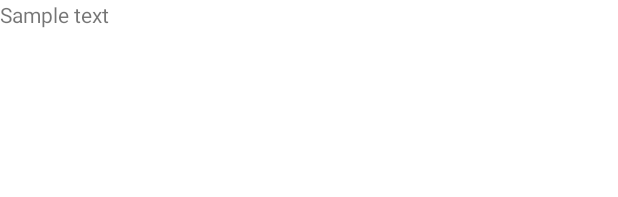
After one commit to secretshardul/postcards-android, an Android app: the layout postcard_item_layout.xml on its own in the app's theme, with its tools: preview values and no code run, on a phone screen of 412 x 824 dp. The commit adds this screen. Shown: the top 197 px of the screen. Run offline under Robolectric (Android 15) with nearby library versions, the phone set to English and light mode, and no system bars.

Commit message:
feat: RecyclerView boilerplate

```diff
--- a/app/src/main/java/com/secretshardul/android/postcards/HomeFragment.kt
+++ b/app/src/main/java/com/secretshardul/android/postcards/HomeFragment.kt
@@ -7,6 +7,7 @@ import android.view.View
 import android.view.ViewGroup
 import androidx.fragment.app.Fragment
 import androidx.fragment.app.viewModels
+import androidx.recyclerview.widget.RecyclerView
 import com.google.firebase.firestore.DocumentReference
 import com.google.firebase.firestore.ListenerRegistration
 import com.google.firebase.firestore.ktx.firestore
@@ -21,6 +22,7 @@ import timber.log.Timber
 
 class HomeFragment : Fragment() {
     private val viewModel: HomeViewModel by viewModels()
+    val adapter = PostcardAdapter()
     private lateinit var userDataListenerRegistration: ListenerRegistration
 
     override fun onCreateView(
@@ -32,6 +34,8 @@ class HomeFragment : Fragment() {
 
     override fun onViewCreated(view: View, savedInstanceState: Bundle?) {
         super.onViewCreated(view, savedInstanceState)
+        val recyclerView: RecyclerView = view.findViewById(R.id.recycler_view)
+        recyclerView.adapter = adapter
 
         activity?.let { activity ->
             val usersCollection = Firebase.firestore.collection("users")
@@ -85,6 +89,7 @@ class HomeFragment : Fragment() {
                 if(userData != null) {
                     Timber.d("Postcards: ${userData.postcards}")
                     // TODO update recycler view
+                    adapter.data = userData.postcards
                 }
             }
     }
--- a/app/src/main/res/layout/fragment_home.xml
+++ b/app/src/main/res/layout/fragment_home.xml
@@ -1,13 +1,15 @@
 <?xml version="1.0" encoding="utf-8"?>
 <FrameLayout xmlns:android="http://schemas.android.com/apk/res/android"
+    xmlns:app="http://schemas.android.com/apk/res-auto"
     xmlns:tools="http://schemas.android.com/tools"
     android:layout_width="match_parent"
     android:layout_height="match_parent"
     tools:context=".HomeFragment">
 
-    <TextView
+    <androidx.recyclerview.widget.RecyclerView
+        android:id="@+id/recycler_view"
         android:layout_width="match_parent"
         android:layout_height="match_parent"
-        android:text="Postcards" />
+        app:layoutManager="androidx.recyclerview.widget.LinearLayoutManager" />
 
 </FrameLayout>
--- /dev/null
+++ b/app/src/main/res/layout/postcard_item_layout.xml
@@ -0,0 +1,12 @@
+<?xml version="1.0" encoding="utf-8"?>
+<LinearLayout
+    xmlns:android="http://schemas.android.com/apk/res/android" android:layout_width="match_parent"
+    android:layout_height="wrap_content">
+
+    <TextView
+        android:id="@+id/postcard_title"
+        android:layout_width="match_parent"
+        android:layout_height="wrap_content"
+        android:text="Sample text"/>
+
+</LinearLayout>
```
Also changed, not shown: app/src/main/java/com/secretshardul/android/postcards/PostcardAdapter.kt (added, +45 -0 lines).
